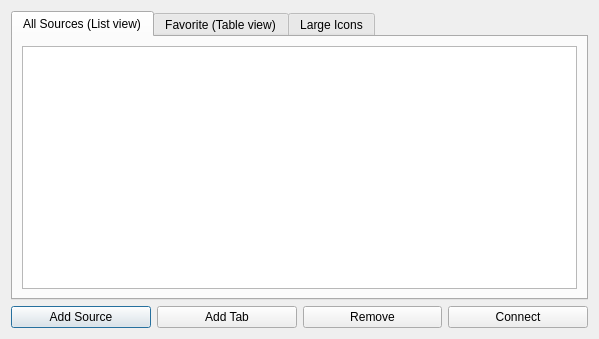
Above: qt_tab_control/tab_dialog.ui from yyk99/qt_junk before the change. Below: the same form after it.
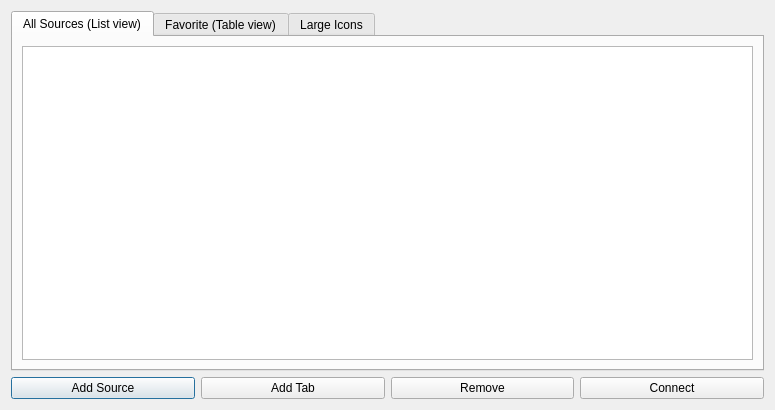
That is the form after the change.

Commit message: Scale icons to 64x64 (at least attempted)

Patch:
```diff
--- a/qt_tab_control/tab_dialog.ui
+++ b/qt_tab_control/tab_dialog.ui
@@ -6,8 +6,8 @@
    <rect>
     <x>0</x>
     <y>0</y>
-    <width>599</width>
-    <height>339</height>
+    <width>775</width>
+    <height>410</height>
    </rect>
   </property>
   <property name="windowTitle">
```
The commit also changes 1 other file.
